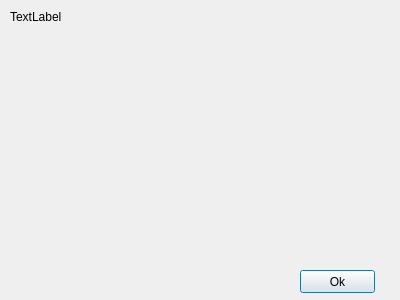
Before: the Qt Designer form src/RedisView/AppView/contributordialog.ui in cc20110101/RedisView, drawn with Qt 5.
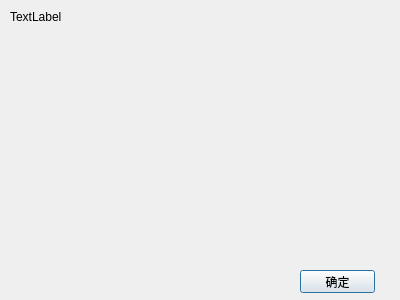
After: the same form once the commit is applied.

```diff
--- a/src/RedisView/AppView/contributordialog.ui
+++ b/src/RedisView/AppView/contributordialog.ui
@@ -23,7 +23,7 @@
     </rect>
    </property>
    <property name="text">
-    <string>Ok</string>
+    <string>确定</string>
    </property>
   </widget>
   <widget class="QLabel" name="label">
```
